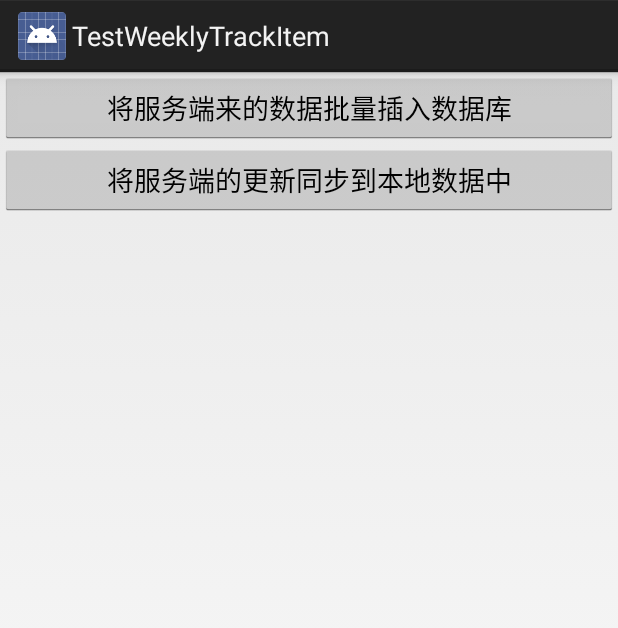
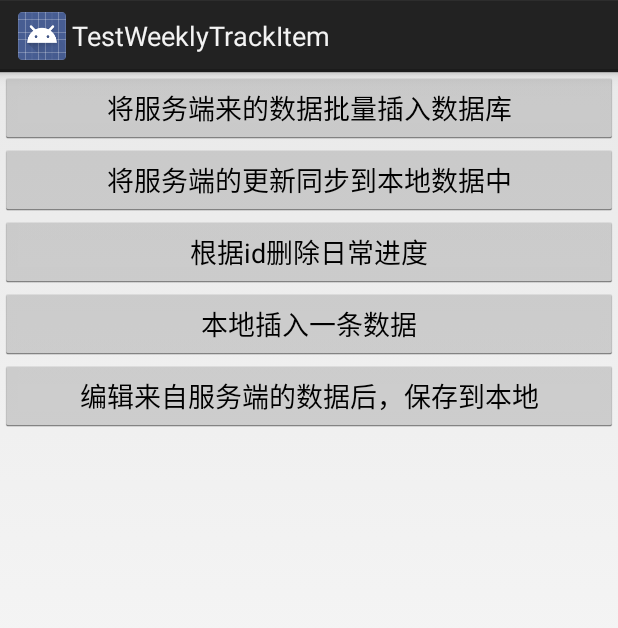
Before and after one commit to wangaijun/TestWeeklyTrackItem, an Android app: the screen it shows after launch (MainActivity), on a phone screen of 412 x 824 dp. Shown: the top 628 px of the screen. Run offline under Robolectric (Android 15) with nearby library versions, the phone set to English and light mode, and no system bars.

Commit message:
将编辑过的数据保存到本地

```diff
--- a/app/src/main/java/com/example/waj/testweeklytrackitem/DbHelper.kt
+++ b/app/src/main/java/com/example/waj/testweeklytrackitem/DbHelper.kt
@@ -11,6 +11,7 @@ class DbHelper(context: Context, version: Int) : SQLiteOpenHelper(context, "week
         sql += "id text,"
         sql += "taskId text,"
         sql += "body text,"
+        sql += "localOperType text,"
         sql += "PRIMARY KEY (id)"
         sql += ")"
         db.execSQL(sql)
@@ -22,5 +23,7 @@ class DbHelper(context: Context, version: Int) : SQLiteOpenHelper(context, "week
 
     companion object {
         const val TABLE_NAME = "trackitem"
+        const val LOCAL_OPER_TYPE_ADD = "localOperTypeAdd" //在本地新增的数据
+        const val LOCAL_OPER_TYPE_MODIFY = "localOperTypeModify" //编辑来自服务端的数据，未上传至服务器，保存到了本地
     }
 }
--- a/app/src/main/java/com/example/waj/testweeklytrackitem/MainActivity.kt
+++ b/app/src/main/java/com/example/waj/testweeklytrackitem/MainActivity.kt
@@ -4,6 +4,7 @@ import android.app.Activity
 import android.os.Bundle
 import android.util.Log
 import android.widget.Toast
+import com.google.gson.Gson
 import com.google.gson.JsonObject
 import com.google.gson.JsonParser
 import kotlinx.android.synthetic.main.activity_main.*
@@ -14,13 +15,15 @@ class MainActivity : Activity() {
         super.onCreate(savedInstanceState)
         setContentView(R.layout.activity_main)
 
-        btnSave.setOnClickListener {
-            batchInsert()
-        }
+        btnSave.setOnClickListener { batchInsert() }
 
-        btnUpdate.setOnClickListener {
-            update()
-        }
+        btnUpdate.setOnClickListener { update() }
+
+        btnDel.setOnClickListener { delete() }
+
+        btnLocalInsert.setOnClickListener { localInsert() }
+
+        btnLocalModify.setOnClickListener { localModify() }
     }
 
     private fun batchInsert() {
@@ -49,4 +52,21 @@ class MainActivity : Activity() {
         val s = readFile("one.txt")
         DAO.update(s)
     }
+
+    private fun delete(){
+        DAO.delete("1579799726352226")
+    }
+
+    private fun localInsert(){
+        val s = readFile("one.txt")
+        val item = Gson().fromJson<WeeklyTrackItem>(s,WeeklyTrackItem::class.java)
+        item.id = "${System.currentTimeMillis()}"
+        DAO.insert(item)
+    }
+
+    private fun localModify(){
+        val s = readFile("one.txt")
+        val item = Gson().fromJson<WeeklyTrackItem>(s,WeeklyTrackItem::class.java)
+        DAO.update(item)
+    }
 }
--- a/app/src/main/res/layout/activity_main.xml
+++ b/app/src/main/res/layout/activity_main.xml
@@ -23,4 +23,25 @@
             android:text="将服务端的更新同步到本地数据中"
     />
 
+    <Button
+            android:id="@+id/btnDel"
+            android:layout_width="match_parent"
+            android:layout_height="wrap_content"
+            android:text="根据id删除日常进度"
+    />
+
+    <Button
+            android:id="@+id/btnLocalInsert"
+            android:layout_width="match_parent"
+            android:layout_height="wrap_content"
+            android:text="本地插入一条数据"
+    />
+
+    <Button
+            android:id="@+id/btnLocalModify"
+            android:layout_width="match_parent"
+            android:layout_height="wrap_content"
+            android:text="编辑来自服务端的数据后，保存到本地"
+    />
+
 </LinearLayout>
```
Also changed, not shown: app/src/main/java/com/example/waj/testweeklytrackitem/DAO.kt (+51 -18 lines).
